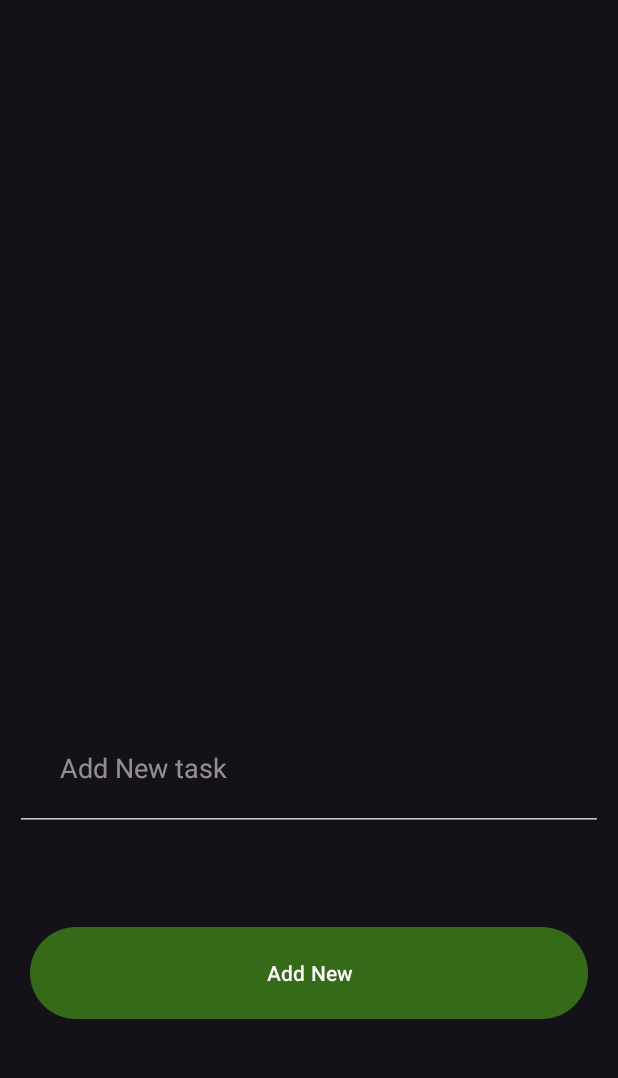
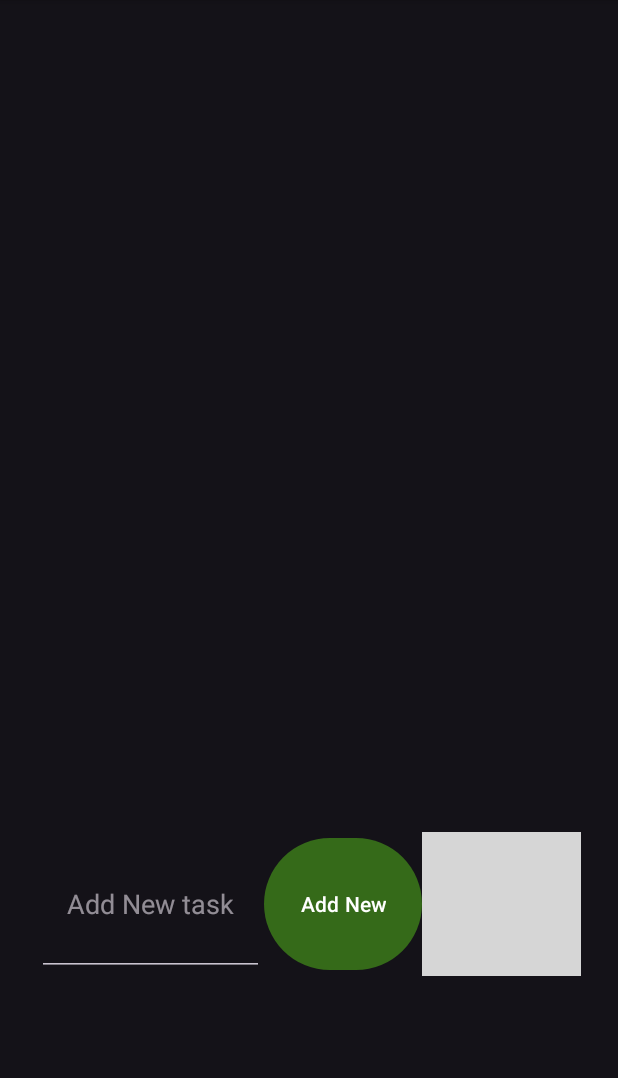
Before and after one commit to hajul-dhanish/android-oned, an Android app: the HomeActivity screen opened directly, with no data from a screen before it, after a tap on "Add New", on a phone screen of 412 x 824 dp, the part 96-1174 px from its top. Run offline under Robolectric (Android 15) with nearby library versions, the phone set to English and light mode, and no system bars; grey boxes are pictures that could not be loaded.

Commit message:
- New Feature: click to add task

```diff
--- a/app/src/main/java/com/example/zerod/HomeActivity.kt
+++ b/app/src/main/java/com/example/zerod/HomeActivity.kt
@@ -1,51 +1,63 @@
 package com.example.zerod
 
 import android.os.Bundle
-import android.util.Log
-import android.view.WindowManager
+import android.widget.Button
+import android.widget.EditText
+import android.widget.ImageButton
 import android.widget.Toast
 import androidx.appcompat.app.AppCompatActivity
 import androidx.recyclerview.widget.LinearLayoutManager
 import androidx.recyclerview.widget.RecyclerView
-import kotlinx.android.synthetic.main.activity_home.*
-import kotlin.math.log
-
+import kotlinx.android.synthetic.main.activity_main.*
 
 class HomeActivity : AppCompatActivity() {
 
     private var mRecyclerView: RecyclerView? = null
     private var mAdapter: RecyclerView.Adapter<*>? = null
-    var listOfusers: ArrayList<Users> = ArrayList()
+    private var listOfusers: ArrayList<Users> = ArrayList()
 
     override fun onCreate(savedInstanceState: Bundle?) {
-        window.setSoftInputMode(WindowManager.LayoutParams.SOFT_INPUT_STATE_VISIBLE or WindowManager.LayoutParams.SOFT_INPUT_ADJUST_RESIZE)
         super.onCreate(savedInstanceState)
         setContentView(R.layout.activity_home)
 
 
-        //adding items in list
+        // finding the button
+        val addNewButton = findViewById<Button>(R.id.addTaskButtonid)
+        val deleteTaskButton = findViewById<ImageButton>(R.id.deleteTaskButtonid)
 
-        val newTask:String =  addNewTaskid.text.toString()
+        // finding the edit text
+        val newTask = findViewById<EditText>(R.id.addNewTaskid)
 
+//        val newTask:String =  addNewTaskid.text.toString( // <Error intha line la blah blah blah >
+//
+//        // adding items in list
 //        for (i in 0..1) {
 //            val user = Users()
 //            user.login = "Test $i"
 //            listOfusers.add(user)
 //        }
 
-        addTaskButtonid.setOnClickListener {
 
-//            Log.d("Test 1", "Value is : $newTask" )
 
-            if(newTask.isNotEmpty()){
-                val newUser = Users()
-                newUser.login = newTask
+        addNewButton.setOnClickListener {
+
+            val addNewText = newTask.text.toString()
+            val newUser = Users()
+            newUser.login = addNewText
+
+            if(addNewText.isNotEmpty()){
                 listOfusers.add(newUser)
             } else {
                 Toast.makeText(this, "Value Can't be Null!" , Toast.LENGTH_SHORT).show()
             }
+
         }
 
+        deleteTaskButton.setOnClickListener{
+            listOfusers.removeAll(listOf(Users()))
+        }
+
+        // find recycle view
         mRecyclerView = findViewById(R.id.my_recycler_view)
 
             val mLayoutManager = LinearLayoutManager(this, LinearLayoutManager.VERTICAL, false)
--- a/app/src/main/java/com/example/zerod/MainActivity.kt
+++ b/app/src/main/java/com/example/zerod/MainActivity.kt
@@ -94,8 +94,8 @@ class MainActivity : AppCompatActivity() {
             val emailAdd: String = emailid.text.toString()
             val passWord: String = passid.text.toString()
 
-            val radioCkAns = radioGrp.checkedRadioButtonId
-            val radioButton = findViewById<RadioButton>(radioCkAns)
+//            val radioCkAns = radioGrp.checkedRadioButtonId
+//            val radioButton = findViewById<RadioButton>(radioCkAns)
 
             if(userName.isNotEmpty() and emailAdd.isNotEmpty() and passWord.isNotEmpty()){
                 val intent = Intent(this, HomeActivity::class.java)
--- a/app/src/main/java/com/example/zerod/TestAction.kt
+++ b/app/src/main/java/com/example/zerod/TestAction.kt
@@ -39,6 +39,7 @@ class TestAction : AppCompatActivity() {
         DeleteAccountid.setOnClickListener{
             usernameHolderid.text = null
             emailHolderid.text = null
+            txvtest.text = null
         }
 
 //  when Click "Validate Account"
--- a/app/src/main/res/layout/activity_home.xml
+++ b/app/src/main/res/layout/activity_home.xml
@@ -17,37 +17,48 @@
         android:layout_marginTop="7dp"
         android:layout_marginEnd="4dp"
         android:layout_marginBottom="7dp"
-        app:layout_constraintBottom_toTopOf="@+id/addNewTaskid"
+        app:layout_constraintBottom_toTopOf="@+id/addableWidgetid"
         app:layout_constraintEnd_toEndOf="parent"
         app:layout_constraintStart_toStartOf="parent"
         app:layout_constraintTop_toTopOf="parent" />
 
+    <LinearLayout
+        android:id="@+id/addableWidgetid"
+        android:layout_width="wrap_content"
+        android:layout_height="wrap_content"
+        android:orientation="horizontal"
+        app:layout_constraintBottom_toBottomOf="parent"
+        app:layout_constraintEnd_toEndOf="parent"
+        app:layout_constraintStart_toStartOf="parent"
+        app:layout_constraintTop_toBottomOf="@+id/my_recycler_view">
+
         <EditText
             android:id="@+id/addNewTaskid"
             android:layout_width="match_parent"
-        android:layout_height="wrap_content"
+            android:layout_height="match_parent"
             android:hint="Add New task"
             android:inputType="textPersonName"
             android:lines="1"
-        android:padding="30dp"
-        app:layout_constraintBottom_toTopOf="@+id/addTaskButtonid"
+            android:padding="20dp"
             app:layout_constraintTop_toBottomOf="@+id/my_recycler_view" />
 
         <Button
             android:id="@+id/addTaskButtonid"
             android:layout_width="match_parent"
-        android:layout_height="69dp"
-        android:layout_marginStart="10dp"
-        android:layout_marginTop="4dp"
-        android:layout_marginEnd="10dp"
-        android:layout_marginBottom="10dp"
-        android:padding="20dp"
-        android:text="Add New"
-        app:layout_constraintBottom_toBottomOf="parent"
-        app:layout_constraintEnd_toEndOf="parent"
-        app:layout_constraintStart_toStartOf="parent"
-        app:layout_constraintTop_toBottomOf="@+id/addNewTaskid"
-        tools:ignore="MissingConstraints" />
+            android:layout_height="match_parent"
+            android:text="Add New" />
+
+        <ImageButton
+            android:id="@+id/deleteTaskButtonid"
+            android:layout_width="match_parent"
+            android:layout_height="match_parent"
+            android:background="@null"
+            android:paddingStart="10dp"
+            android:soundEffectsEnabled="true"
+            android:src="@drawable/ic_baseline_delete_24"
+            app:tint="@color/red" />
+
+    </LinearLayout>
 
 
 </androidx.constraintlayout.widget.ConstraintLayout>
```
Also changed, not shown: app/src/main/res/layout/activity_test_action.xml (+0 -12 lines). Lines whose indentation alone changed are shown as unchanged.
